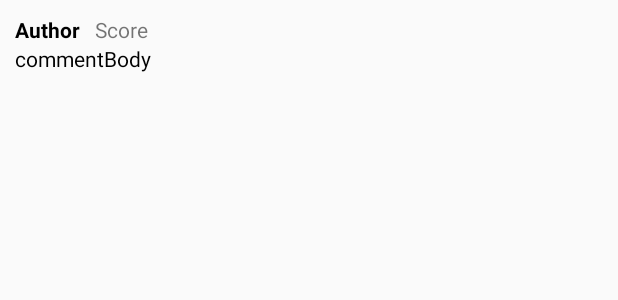
After one commit to dan-wong/reddit-scraper, an Android app: the layout comment_row.xml on its own in the app's theme, with its tools: preview values and no code run, on a phone screen of 412 x 824 dp. The commit adds this screen. Shown: the top 300 px of the screen. Run offline under Robolectric (Android 15) with nearby library versions, the phone set to English and light mode, and no system bars.

Commit message:
Added custom listview for toplevel comments (#6)

```diff
--- /dev/null
+++ b/app/src/main/res/layout/comment_row.xml
@@ -0,0 +1,36 @@
+<?xml version="1.0" encoding="utf-8"?>
+<LinearLayout xmlns:android="http://schemas.android.com/apk/res/android"
+    android:layout_width="match_parent"
+    android:layout_height="wrap_content"
+    android:orientation="vertical"
+    android:padding="10dp">
+
+    <LinearLayout
+        android:layout_width="match_parent"
+        android:layout_height="wrap_content"
+        android:layout_centerInParent="true"
+        android:orientation="horizontal">
+
+        <TextView
+            android:layout_width="wrap_content"
+            android:layout_height="wrap_content"
+            android:id="@+id/commentAuthor"
+            android:text="Author"
+            android:layout_marginRight="10dp"
+            android:textStyle="bold"
+            android:textColor="@android:color/black"/>
+
+        <TextView
+            android:id="@+id/commentScore"
+            android:layout_width="wrap_content"
+            android:layout_height="wrap_content"
+            android:text="Score" />
+    </LinearLayout>
+
+    <TextView
+        android:id="@+id/commentBody"
+        android:layout_width="wrap_content"
+        android:layout_height="wrap_content"
+        android:text="commentBody"
+        android:textColor="@android:color/black" />
+</LinearLayout>
```
Also changed, not shown: app/src/main/java/daniel/com/redditscraper/CommentAdapter.java (added, +51 -0 lines), app/src/main/java/daniel/com/redditscraper/MainActivity.java (+1 -7 lines).
